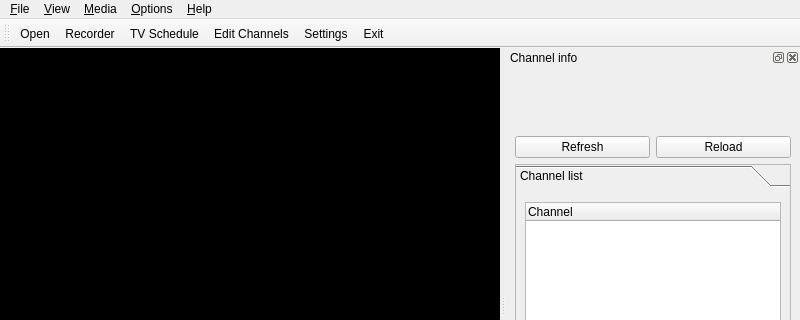
Old version of the form ui/MainWindow.ui in the repository ntadej/tano; both pictures show x 0 to 800 and y 0 to 320 of the 800 by 600 pixel window.
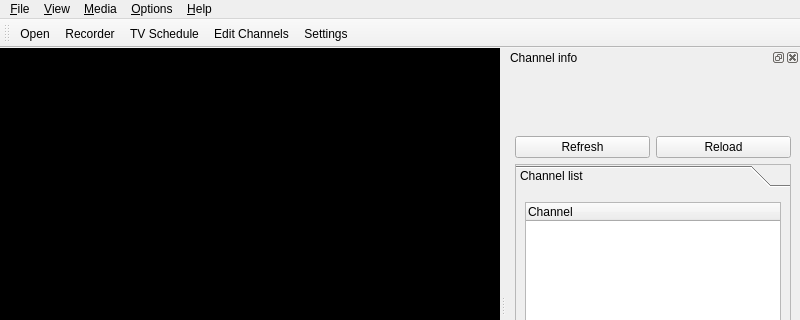
New version of the form. Icons and pictures are not drawn. Custom widgets are drawn as their Qt base class.

The edit to the form file:
```diff
--- a/ui/MainWindow.ui
+++ b/ui/MainWindow.ui
@@ -424,7 +424,6 @@
    <addaction name="actionSchedule"/>
    <addaction name="actionEditPlaylist"/>
    <addaction name="actionSettings"/>
-   <addaction name="actionClose"/>
   </widget>
   <widget class="QDockWidget" name="playlistWidget">
    <property name="windowIcon">
```
